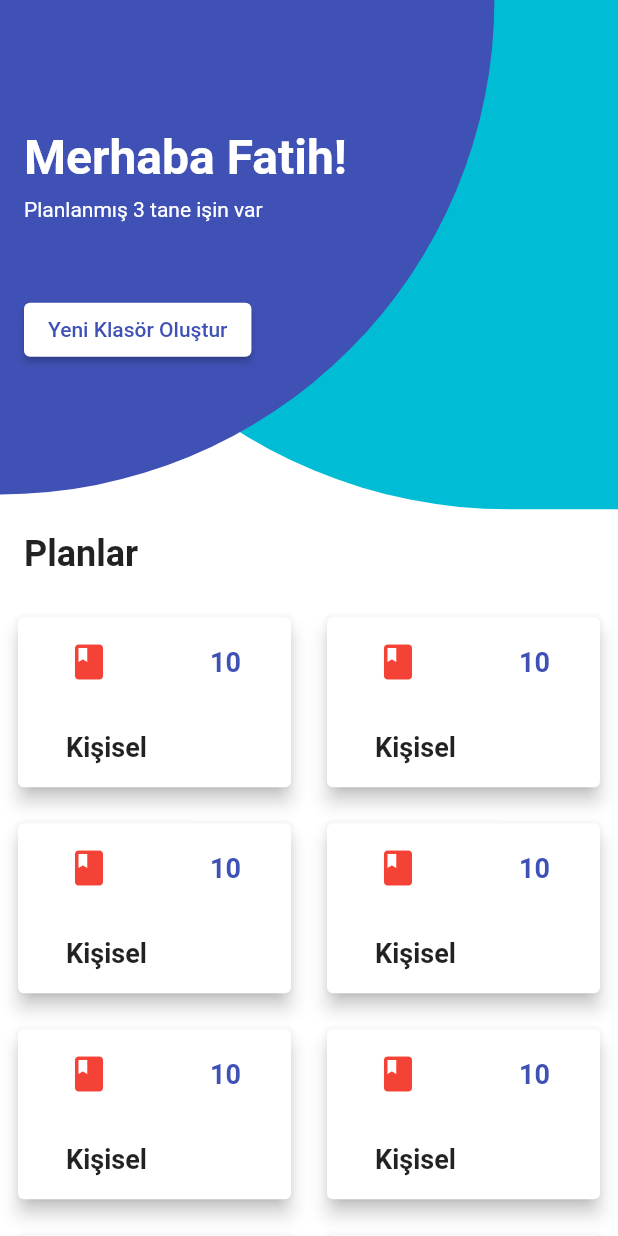
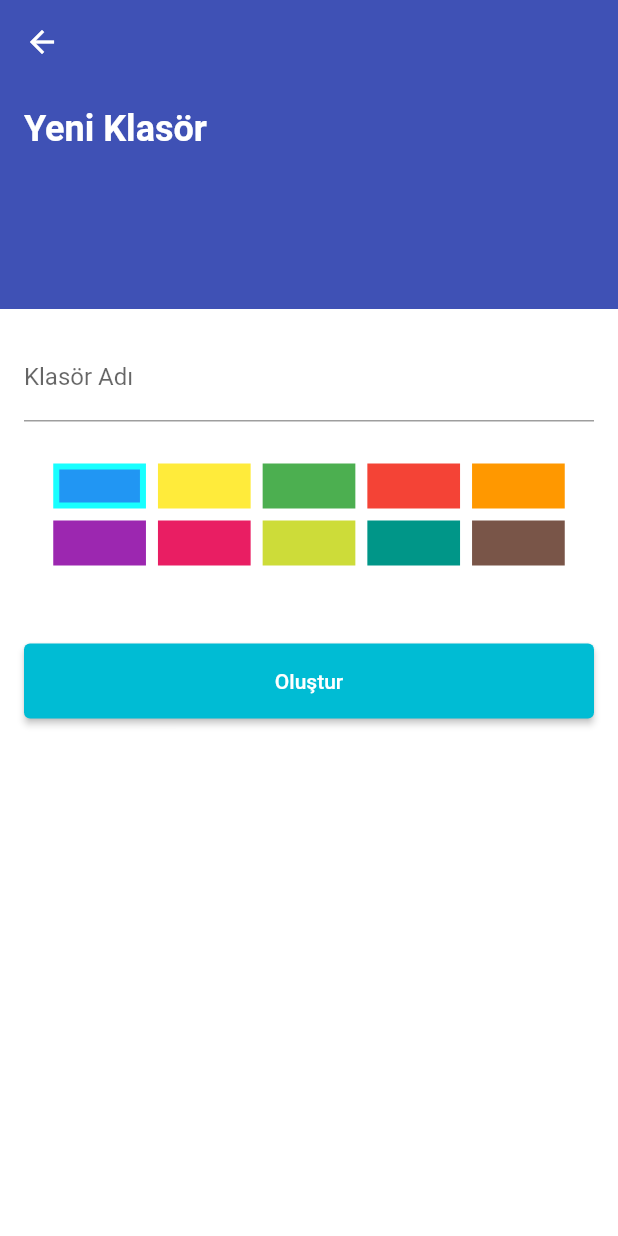
Before and after one commit to fatihinho/planyapp, a Flutter app: the screen it shows after launch, after a tap on "Yeni Klasör Oluştur", on a phone screen of 412 x 824 dp. Run offline on Flutter 3.47's test engine with Material 2 defaults, Android fonts, the phone set to English and light mode, and no system bars; our stand-ins replace firebase_core; accounts and stored records are empty.

Commit message:
added task folder

```diff
--- /dev/null
+++ b/lib/src/models/taskfolder_model.dart
@@ -0,0 +1,9 @@
+import 'package:flutter/material.dart';
+
+class TaskFolder {
+  String folderName;
+  int taskNumber;
+  Color iconColor;
+
+  TaskFolder(this.folderName, this.iconColor, this.taskNumber);
+}
--- a/lib/src/providers/task_provider.dart
+++ b/lib/src/providers/task_provider.dart
@@ -1,10 +1,11 @@
 import 'package:flutter/cupertino.dart';
 import 'package:flutter/material.dart';
-
-import '../models/task_model.dart';
+import 'package:planyapp/src/models/task_model.dart';
+import 'package:planyapp/src/models/taskfolder_model.dart';
 
 class TaskProvider extends ChangeNotifier {
   List<Task> tasks = [];
+  List<TaskFolder> taskFolders = [];
 
   void addTask(String title, String note, DateTime date, TimeOfDay time) {
     tasks.add(Task(title, note, date, time, false));
@@ -15,4 +16,14 @@ class TaskProvider extends ChangeNotifier {
     tasks.removeAt(index);
     notifyListeners();
   }
+
+  void addTaskFolder(String folderName, Color iconColor, int taskNumber) {
+    taskFolders.add(TaskFolder(folderName, iconColor, taskNumber));
+    notifyListeners();
+  }
+
+  void deleteTaskFolder(int index) {
+    taskFolders.removeAt(index);
+    notifyListeners();
+  }
 }
--- a/lib/src/screens/home_screen.dart
+++ b/lib/src/screens/home_screen.dart
@@ -1,17 +1,14 @@
 import 'package:flutter/material.dart';
+import 'package:planyapp/src/providers/task_provider.dart';
 import 'package:planyapp/src/screens/task_screen.dart';
+import 'package:planyapp/src/screens/taskfolder_adding_screen.dart';
+import 'package:provider/provider.dart';
 
 class HomeScreen extends StatelessWidget {
-  @override
-  Widget build(BuildContext context) {
-    var size = MediaQuery.of(context).size;
-    var screenHeight = size.height;
-    var screenWidth = size.width;
-
-    Route _navigateToTasks(String title) {
+  Route _navigateToTasks(String title, Color color) {
     return PageRouteBuilder(
       pageBuilder: (context, animation, secondaryAnimation) =>
-            TaskScreen(title),
+          TaskScreen(title, color),
       transitionsBuilder: (context, animation, secondaryAnimation, child) {
         var begin = Offset(0.0, -1.0);
         var end = Offset.zero;
@@ -25,6 +22,32 @@ class HomeScreen extends StatelessWidget {
       },
     );
   }
+
+  Route _navigateToTaskFolderAdding() {
+    return PageRouteBuilder(
+      pageBuilder: (context, animation, secondaryAnimation) =>
+          TaskFolderAddingScreen(),
+      transitionsBuilder: (context, animation, secondaryAnimation, child) {
+        var begin = Offset(-1.0, 0.0);
+        var end = Offset.zero;
+        var curve = Curves.ease;
+        var tween =
+            Tween(begin: begin, end: end).chain(CurveTween(curve: curve));
+        return SlideTransition(
+          position: animation.drive(tween),
+          child: child,
+        );
+      },
+    );
+  }
+
+  @override
+  Widget build(BuildContext context) {
+    var size = MediaQuery.of(context).size;
+    var screenHeight = size.height;
+    var screenWidth = size.width;
+
+    var taskFolders = Provider.of<TaskProvider>(context).taskFolders;
 
     return Scaffold(
         body: Container(
@@ -76,7 +99,10 @@ class HomeScreen extends StatelessWidget {
                               'Yeni Klasör Oluştur',
                               style: TextStyle(color: Colors.indigo),
                             ),
-                            onPressed: () {}),
+                            onPressed: () {
+                              Navigator.of(context)
+                                  .push(_navigateToTaskFolderAdding());
+                            }),
                       ],
                     ),
                   )),
@@ -98,14 +124,15 @@ class HomeScreen extends StatelessWidget {
                   childAspectRatio: 1.5,
                   crossAxisCount: 2,
                 ),
-                itemCount: 10,
+                itemCount: taskFolders.length,
                 itemBuilder: (context, index) {
                   return Padding(
                     padding: const EdgeInsets.all(8.0),
                     child: InkWell(
                       onTap: () {
-                        Navigator.of(context)
-                            .push(_navigateToTasks(index.toString()));
+                        Navigator.of(context).push(_navigateToTasks(
+                            '${taskFolders[index].folderName}',
+                            taskFolders[index].iconColor));
                       },
                       onLongPress: () {
                         ScaffoldMessenger.of(context).showSnackBar(
@@ -124,12 +151,12 @@ class HomeScreen extends StatelessWidget {
                               mainAxisAlignment: MainAxisAlignment.spaceAround,
                               children: [
                                 Icon(
-                                  Icons.book,
-                                  color: Colors.red,
+                                  Icons.folder,
+                                  color: taskFolders[index].iconColor,
                                   size: 28.0,
                                 ),
                                 Text(
-                                  '10',
+                                  '${taskFolders[index].taskNumber}',
                                   style: TextStyle(
                                       fontSize: 18.0,
                                       fontWeight: FontWeight.bold,
@@ -141,7 +168,7 @@ class HomeScreen extends StatelessWidget {
                               mainAxisAlignment: MainAxisAlignment.spaceAround,
                               children: [
                                 Text(
-                                  'Kişisel',
+                                  '${taskFolders[index].folderName}',
                                   style: TextStyle(
                                     fontSize: 18.0,
                                     fontWeight: FontWeight.bold,
--- a/lib/src/screens/task_adding_screen.dart
+++ b/lib/src/screens/task_adding_screen.dart
@@ -174,7 +174,9 @@ class _TaskAddingScreenState extends State<TaskAddingScreen> {
                                                 Text('Eksik Alan Mevcut!')));
                                   }
                                 },
-                                child: Text('Oluştur')))
+                                child: Text('Oluştur'),
+                                style: ElevatedButton.styleFrom(
+                                    primary: Colors.cyan)))
                       ],
                     ),
                   ),
--- a/lib/src/screens/task_screen.dart
+++ b/lib/src/screens/task_screen.dart
@@ -6,7 +6,8 @@ import 'package:planyapp/src/screens/weekly_task_screen.dart';
 
 class TaskScreen extends StatefulWidget {
   final String _title;
-  TaskScreen(this._title);
+  final Color _color;
+  TaskScreen(this._title, this._color);
 
   @override
   _TaskScreenState createState() => _TaskScreenState();
@@ -54,18 +55,18 @@ class _TaskScreenState extends State<TaskScreen> {
     return Scaffold(
       appBar: AppBar(
         elevation: 0.0,
-        backgroundColor: Colors.indigo,
+        backgroundColor: widget._color,
       ),
       body: Stack(
         children: [
           Container(
             width: screenWidth,
             height: screenHeight,
-            color: Colors.indigo,
+            color: widget._color,
             child: Padding(
               padding: const EdgeInsets.all(16.0),
               child: Text(
-                'Kişisel Planlar ${widget._title}',
+                '${widget._title}',
                 style: TextStyle(
                     fontSize: 28.0,
                     fontWeight: FontWeight.bold,
--- /dev/null
+++ b/lib/src/screens/taskfolder_adding_screen.dart
@@ -0,0 +1,320 @@
+import 'package:flutter/material.dart';
+import 'package:planyapp/src/providers/task_provider.dart';
+import 'package:provider/provider.dart';
+
+class TaskFolderAddingScreen extends StatefulWidget {
+  @override
+  _TaskFolderAddingScreenState createState() => _TaskFolderAddingScreenState();
+}
+
+class _TaskFolderAddingScreenState extends State<TaskFolderAddingScreen> {
+  var _folderNameController = TextEditingController();
+
+  BoxDecoration _selectedColorBoxDecoration(Color color) {
+    return BoxDecoration(
+        color: color, border: Border.all(color: Colors.cyanAccent, width: 4.0));
+  }
+
+  int _selectedBoxIndex = 0;
+
+  List<Color> _boxColors = [
+    Colors.blue,
+    Colors.yellow,
+    Colors.green,
+    Colors.red,
+    Colors.orange,
+    Colors.purple,
+    Colors.pink,
+    Colors.lime,
+    Colors.teal,
+    Colors.brown
+  ];
+
+  @override
+  Widget build(BuildContext context) {
+    var size = MediaQuery.of(context).size;
+    var screenHeight = size.height;
+    var screenWidth = size.width;
+
+    TaskProvider taskProvider = Provider.of<TaskProvider>(context);
+
+    return Scaffold(
+        appBar: AppBar(
+          elevation: 0.0,
+          backgroundColor: Colors.indigo,
+        ),
+        body: Stack(
+          children: [
+            Container(
+              width: screenWidth,
+              height: screenHeight,
+              color: Colors.indigo,
+              child: Padding(
+                padding: const EdgeInsets.all(16.0),
+                child: Text(
+                  'Yeni Klasör',
+                  style: TextStyle(
+                      fontSize: 24.0,
+                      fontWeight: FontWeight.bold,
+                      color: Colors.white),
+                ),
+              ),
+            ),
+            Align(
+              alignment: Alignment.bottomCenter,
+              child: SingleChildScrollView(
+                child: Container(
+                  color: Colors.white,
+                  child: Padding(
+                    padding: const EdgeInsets.all(16.0),
+                    child: Column(
+                      children: [
+                        TextField(
+                            controller: _folderNameController,
+                            decoration:
+                                InputDecoration(labelText: 'Klasör Adı')),
+                        SizedBox(height: 24.0),
+                        Column(children: [
+                          Row(
+                              mainAxisAlignment: MainAxisAlignment.center,
+                              children: [
+                                GestureDetector(
+                                  onTap: () {
+                                    setState(() {
+                                      _selectedBoxIndex = 0;
+                                    });
+                                  },
+                                  child: Padding(
+                                    padding: const EdgeInsets.all(4.0),
+                                    child: Container(
+                                        color: _selectedBoxIndex != 0
+                                            ? _boxColors[0]
+                                            : null,
+                                        height: 30.0,
+                                        width: screenWidth * 0.15,
+                                        decoration: _selectedBoxIndex == 0
+                                            ? _selectedColorBoxDecoration(
+                                                _boxColors[0])
+                                            : null),
+                                  ),
+                                ),
+                                GestureDetector(
+                                  onTap: () {
+                                    setState(() {
+                                      _selectedBoxIndex = 1;
+                                    });
+                                  },
+                                  child: Padding(
+                                    padding: const EdgeInsets.all(4.0),
+                                    child: Container(
+                                        color: _selectedBoxIndex != 1
+                                            ? _boxColors[1]
+                                            : null,
+                                        height: 30.0,
+                                        width: screenWidth * 0.15,
+                                        decoration: _selectedBoxIndex == 1
+                                            ? _selectedColorBoxDecoration(
+                                                _boxColors[1])
+                                            : null),
+                                  ),
+                                ),
+                                GestureDetector(
+                                  onTap: () {
+                                    setState(() {
+                                      _selectedBoxIndex = 2;
+                                    });
+                                  },
+                                  child: Padding(
+                                    padding: const EdgeInsets.all(4.0),
+                                    child: Container(
+                                        color: _selectedBoxIndex != 2
+                                            ? _boxColors[2]
+                                            : null,
+                                        height: 30.0,
+                                        width: screenWidth * 0.15,
+                                        decoration: _selectedBoxIndex == 2
+                                            ? _selectedColorBoxDecoration(
+                                                _boxColors[2])
+                                            : null),
+                                  ),
+                                ),
+                                GestureDetector(
+                                  onTap: () {
+                                    setState(() {
+                                      _selectedBoxIndex = 3;
+                                    });
+                                  },
+                                  child: Padding(
+                                    padding: const EdgeInsets.all(4.0),
+                                    child: Container(
+                                        color: _selectedBoxIndex != 3
+                                            ? _boxColors[3]
+                                            : null,
+                                        height: 30.0,
+                                        width: screenWidth * 0.15,
+                                        decoration: _selectedBoxIndex == 3
+                                            ? _selectedColorBoxDecoration(
+                                                _boxColors[3])
+                                            : null),
+                                  ),
+                                ),
+                                GestureDetector(
+                                  onTap: () {
+                                    setState(() {
+                                      _selectedBoxIndex = 4;
+                                    });
+                                  },
+                                  child: Padding(
+                                    padding: const EdgeInsets.all(4.0),
+                                    child: Container(
+                                        color: _selectedBoxIndex != 4
+                                            ? _boxColors[4]
+                                            : null,
+                                        height: 30.0,
+                                        width: screenWidth * 0.15,
+                                        decoration: _selectedBoxIndex == 4
+                                            ? _selectedColorBoxDecoration(
+                                                _boxColors[4])
+                                            : null),
+                                  ),
+                                ),
+                              ]),
+                          Row(
+                              mainAxisAlignment: MainAxisAlignment.center,
+                              children: [
+                                GestureDetector(
+                                  onTap: () {
+                                    setState(() {
+                                      _selectedBoxIndex = 5;
+                                    });
+                                  },
+                                  child: Padding(
+                                    padding: const EdgeInsets.all(4.0),
+                                    child: Container(
+                                        color: _selectedBoxIndex != 5
+                                            ? _boxColors[5]
+                                            : null,
+                                        height: 30.0,
+                                        width: screenWidth * 0.15,
+                                        decoration: _selectedBoxIndex == 5
+                                            ? _selectedColorBoxDecoration(
+                                                _boxColors[5])
+                                            : null),
+                                  ),
+                                ),
+                                GestureDetector(
+                                  onTap: () {
+                                    setState(() {
+                                      _selectedBoxIndex = 6;
+                                    });
+                                  },
+                                  child: Padding(
+                                    padding: const EdgeInsets.all(4.0),
+                                    child: Container(
+                                        color: _selectedBoxIndex != 6
+                                            ? _boxColors[6]
+                                            : null,
+                                        height: 30.0,
+                                        width: screenWidth * 0.15,
+                                        decoration: _selectedBoxIndex == 6
+                                            ? _selectedColorBoxDecoration(
+                                                _boxColors[6])
+                                            : null),
+                                  ),
+                                ),
+                                GestureDetector(
+                                  onTap: () {
+                                    setState(() {
+                                      _selectedBoxIndex = 7;
+                                    });
+                                  },
+                                  child: Padding(
+                                    padding: const EdgeInsets.all(4.0),
+                                    child: Container(
+                                        color: _selectedBoxIndex != 7
+                                            ? _boxColors[7]
+                                            : null,
+                                        height: 30.0,
+                                        width: screenWidth * 0.15,
+                                        decoration: _selectedBoxIndex == 7
+                                            ? _selectedColorBoxDecoration(
+                                                _boxColors[7])
+                                            : null),
+                                  ),
+                                ),
+                                GestureDetector(
+                                  onTap: () {
+                                    setState(() {
+                                      _selectedBoxIndex = 8;
+                                    });
+                                  },
+                                  child: Padding(
+                                    padding: const EdgeInsets.all(4.0),
+                                    child: Container(
+                                        color: _selectedBoxIndex != 8
+                                            ? _boxColors[8]
+                                            : null,
+                                        height: 30.0,
+                                        width: screenWidth * 0.15,
+                                        decoration: _selectedBoxIndex == 8
+                                            ? _selectedColorBoxDecoration(
+                                                _boxColors[8])
+                                            : null),
+                                  ),
+                                ),
+                                GestureDetector(
+                                  onTap: () {
+                                    setState(() {
+                                      _selectedBoxIndex = 9;
+                                    });
+                                  },
+                                  child: Padding(
+                                    padding: const EdgeInsets.all(4.0),
+                                    child: Container(
+                                        color: _selectedBoxIndex != 9
+                                            ? _boxColors[9]
+                                            : null,
+                                        height: 30.0,
+                                        width: screenWidth * 0.15,
+                                        decoration: _selectedBoxIndex == 9
+                                            ? _selectedColorBoxDecoration(
+                                                _boxColors[9])
+                                            : null),
+                                  ),
+                                ),
+                              ])
+                        ]),
+                        SizedBox(height: 48.0),
+                        Container(
+                            height: 50.0,
+                            width: screenWidth,
+                            child: ElevatedButton(
+                              onPressed: () {
+                                if (_folderNameController.text.isNotEmpty) {
+                                  taskProvider.addTaskFolder(
+                                      _folderNameController.text,
+                                      _boxColors[_selectedBoxIndex],
+                                      0);
+                                  Navigator.of(context).pop();
+                                } else {
+                                  ScaffoldMessenger.of(context).showSnackBar(
+                                      SnackBar(
+                                          backgroundColor: Colors.redAccent,
+                                          content: Text('Eksik Alan Mevcut!')));
+                                }
+                              },
+                              child: Text('Oluştur'),
+                              style: ElevatedButton.styleFrom(
+                                  primary: Colors.cyan),
+                            ))
+                      ],
+                    ),
+                  ),
+                  height: screenHeight * 0.75,
+                ),
+              ),
+            )
+          ],
+        ));
+  }
+}
```
Lines whose indentation alone changed are shown as unchanged.
